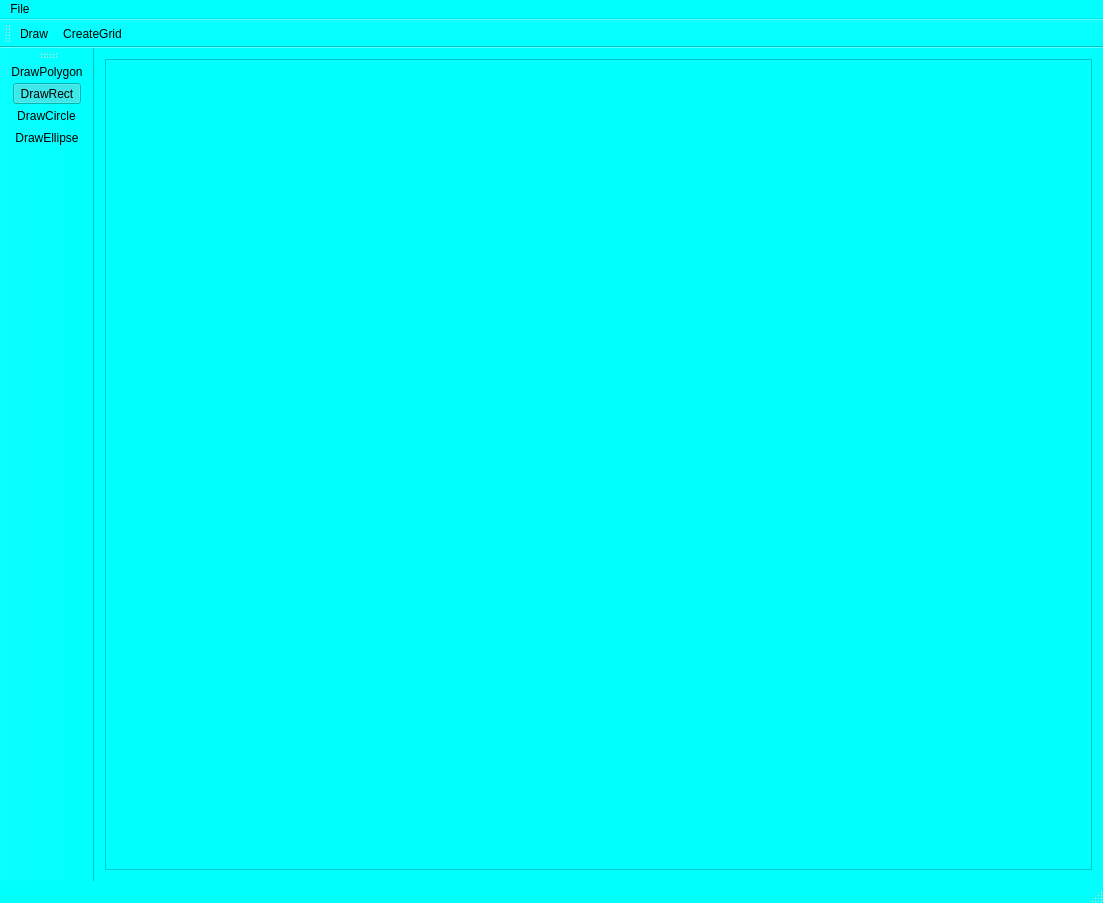
This is DCR/DCR/DigitalComicReader.ui in dallas1287/ECR as Qt 5 draws it before an edit. The edited form follows.
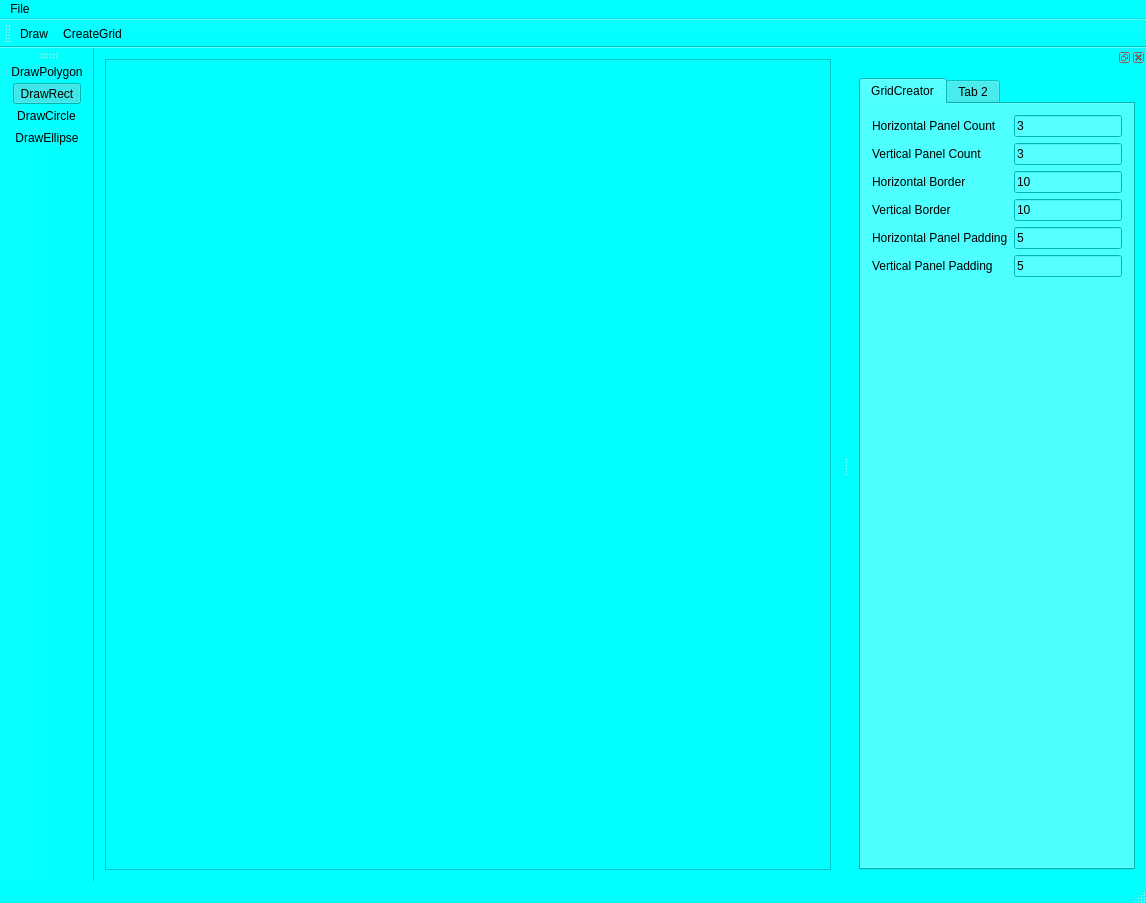
This is the edited form. Icons and pictures are not drawn.

Commit message: use widget inputs for grid calculation

```diff
--- a/DCR/DCR/DigitalComicReader.ui
+++ b/DCR/DCR/DigitalComicReader.ui
@@ -6,7 +6,7 @@
    <rect>
     <x>0</x>
     <y>0</y>
-    <width>1103</width>
+    <width>1146</width>
     <height>903</height>
    </rect>
   </property>
@@ -485,7 +485,7 @@
         <rect>
          <x>0</x>
          <y>0</y>
-         <width>1048</width>
+         <width>822</width>
          <height>806</height>
         </rect>
        </property>
@@ -505,7 +505,7 @@
     <rect>
      <x>0</x>
      <y>0</y>
-     <width>1103</width>
+     <width>1146</width>
      <height>22</height>
     </rect>
    </property>
@@ -545,6 +545,148 @@
    <addaction name="actionDrawCircle"/>
    <addaction name="actionDrawEllipse"/>
   </widget>
+  <widget class="QDockWidget" name="dockPropsWidget">
+   <property name="features">
+    <set>QDockWidget::AllDockWidgetFeatures</set>
+   </property>
+   <attribute name="dockWidgetArea">
+    <number>2</number>
+   </attribute>
+   <widget class="QWidget" name="dockWidgetContents">
+    <property name="sizePolicy">
+     <sizepolicy hsizetype="Expanding" vsizetype="Expanding">
+      <horstretch>0</horstretch>
+      <verstretch>0</verstretch>
+     </sizepolicy>
+    </property>
+    <layout class="QFormLayout" name="formLayout">
+     <item row="0" column="0" colspan="2">
+      <widget class="QTabWidget" name="tabWidget">
+       <widget class="QWidget" name="gcTab">
+        <attribute name="title">
+         <string>GridCreator</string>
+        </attribute>
+        <layout class="QFormLayout" name="formLayout_2">
+         <item row="0" column="0">
+          <widget class="QLabel" name="labelNumPanelsH">
+           <property name="text">
+            <string>Horizontal Panel Count</string>
+           </property>
+          </widget>
+         </item>
+         <item row="0" column="1">
+          <widget class="QLineEdit" name="lineEditNumPanelsH">
+           <property name="text">
+            <string>3</string>
+           </property>
+          </widget>
+         </item>
+         <item row="1" column="0">
+          <widget class="QLabel" name="labelNumPanelsV">
+           <property name="text">
+            <string>Vertical Panel Count</string>
+           </property>
+          </widget>
+         </item>
+         <item row="1" column="1">
+          <widget class="QLineEdit" name="lineEditNumPanelsV">
+           <property name="text">
+            <string>3</string>
+           </property>
+          </widget>
+         </item>
+         <item row="2" column="0">
+          <widget class="QLabel" name="labelBorderH">
+           <property name="text">
+            <string>Horizontal Border</string>
+           </property>
+          </widget>
+         </item>
+         <item row="2" column="1">
+          <widget class="QLineEdit" name="lineEditBorderH">
+           <property name="toolTip">
+            <string>Enter Value from -1 to 10000</string>
+           </property>
+           <property name="text">
+            <string>10</string>
+           </property>
+           <property name="placeholderText">
+            <string>Enter Value from -1 to 10000</string>
+           </property>
+          </widget>
+         </item>
+         <item row="3" column="0">
+          <widget class="QLabel" name="labelBorderV">
+           <property name="text">
+            <string>Vertical Border</string>
+           </property>
+          </widget>
+         </item>
+         <item row="3" column="1">
+          <widget class="QLineEdit" name="lineEditBorderV">
+           <property name="toolTip">
+            <string>Enter Value from -1 to 10000</string>
+           </property>
+           <property name="text">
+            <string>10</string>
+           </property>
+           <property name="placeholderText">
+            <string>Enter Value from -1 to 10000</string>
+           </property>
+          </widget>
+         </item>
+         <item row="4" column="0">
+          <widget class="QLabel" name="labelPaddingH">
+           <property name="text">
+            <string>Horizontal Panel Padding</string>
+           </property>
+          </widget>
+         </item>
+         <item row="4" column="1">
+          <widget class="QLineEdit" name="lineEditPPH">
+           <property name="toolTip">
+            <string>Enter Value from -1 to 10000</string>
+           </property>
+           <property name="text">
+            <string>5</string>
+           </property>
+           <property name="placeholderText">
+            <string>Enter Value from -1 to 10000</string>
+           </property>
+          </widget>
+         </item>
+         <item row="5" column="0">
+          <widget class="QLabel" name="labelPaddingV">
+           <property name="text">
+            <string>Vertical Panel Padding</string>
+           </property>
+          </widget>
+         </item>
+         <item row="5" column="1">
+          <widget class="QLineEdit" name="lineEditPPV">
+           <property name="toolTip">
+            <string>Enter Value from -1 to 10000</string>
+           </property>
+           <property name="text">
+            <string>5</string>
+           </property>
+           <property name="placeholderText">
+            <string>Enter Value from -1 to 10000</string>
+           </property>
+          </widget>
+         </item>
+        </layout>
+       </widget>
+       <widget class="QWidget" name="tab_2">
+        <attribute name="title">
+         <string>Tab 2</string>
+        </attribute>
+       </widget>
+      </widget>
+     </item>
+    </layout>
+   </widget>
+  </widget>
   <action name="actionDrawPolygon">
    <property name="checkable">
     <bool>true</bool>
```
Left out of the diff: 3 changed lines with no effect on the pictures. The commit also changes 5 other files.
